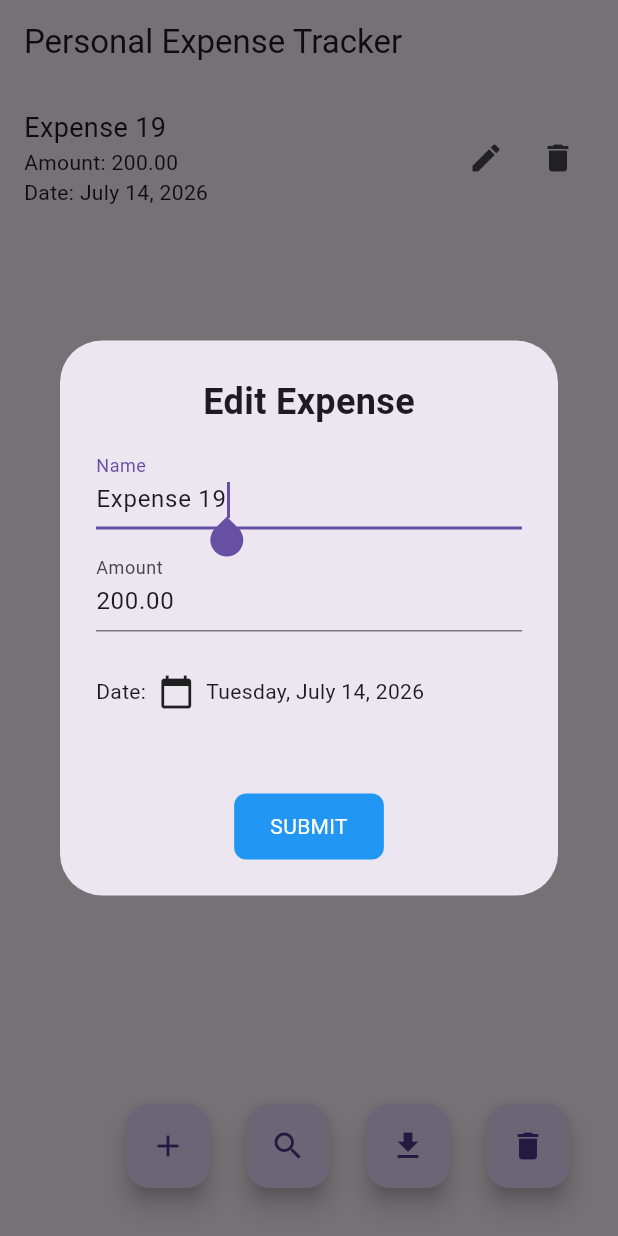
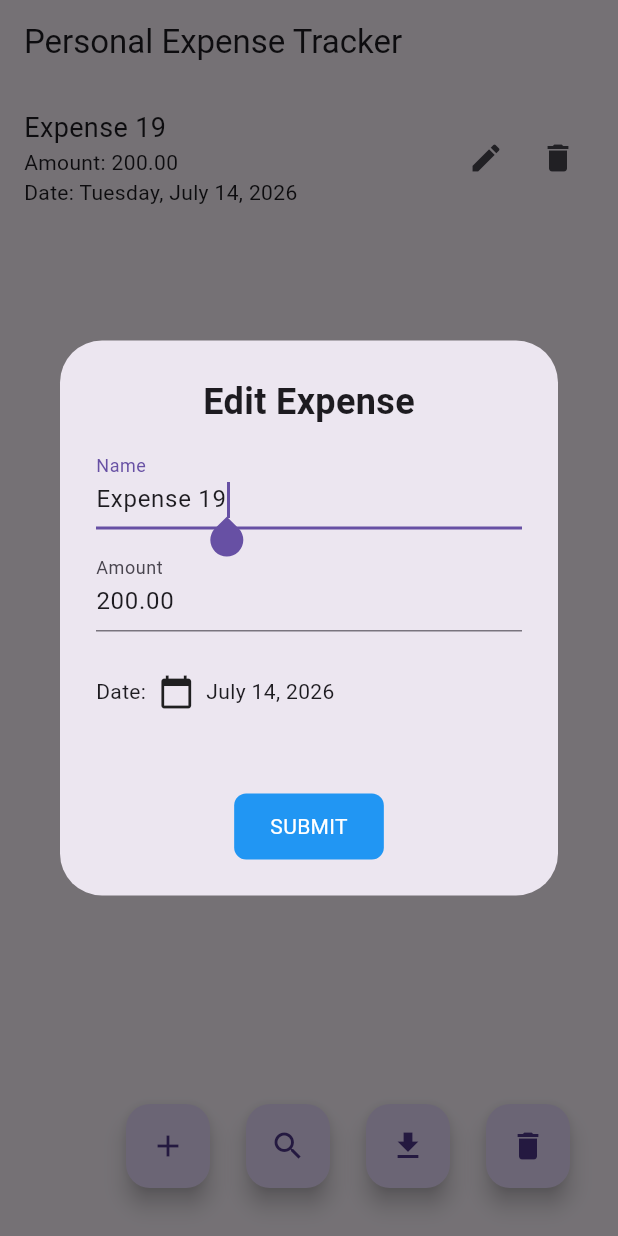
Before and after one commit to saifymatteo/Neurogine-Assessment-Personal-Expense-Tracker, a Flutter app: the screen it shows after launch, after a tap on the "download" icon, after a tap on the "edit" icon, on a phone screen of 412 x 824 dp. Run offline on Flutter 3.47's test engine with Material 3 defaults, Android fonts, the phone set to English and light mode, and no system bars; our stand-ins replace auto_route, clock, freezed_annotation, hive_ce_flutter; accounts and stored records are empty.

```diff
--- /dev/null
+++ b/lib/extensions/date_time.dart
@@ -0,0 +1,6 @@
+import 'package:intl/intl.dart';
+
+extension DateTimeExtension on DateTime {
+  String toDisplayFull() => DateFormat.yMMMMEEEEd().format(this);
+  String toDisplay() => DateFormat.yMMMMd().format(this);
+}
--- /dev/null
+++ b/lib/extensions/extensions.dart
@@ -0,0 +1,2 @@
+export 'date_time.dart';
+export 'integer.dart';
--- /dev/null
+++ b/lib/extensions/integer.dart
@@ -0,0 +1,3 @@
+extension IntegerExtension on int {
+  String toCurrency() => (this / 100).toStringAsFixed(2);
+}
--- a/lib/l10n/neurogine_localizations.dart
+++ b/lib/l10n/neurogine_localizations.dart
@@ -103,6 +103,18 @@ abstract class NeurogineLocalizations {
   /// **'Personal Expense Tracker'**
   String get appTitle;
 
+  /// No description provided for @navigationHome.
+  ///
+  /// In en, this message translates to:
+  /// **'Home'**
+  String get navigationHome;
+
+  /// No description provided for @navigationSummary.
+  ///
+  /// In en, this message translates to:
+  /// **'Summary'**
+  String get navigationSummary;
+
   /// No description provided for @dialogAddNewExpense.
   ///
   /// In en, this message translates to:
@@ -120,6 +132,30 @@ abstract class NeurogineLocalizations {
   /// In en, this message translates to:
   /// **'Search Expenses'**
   String get dialogSearchExpenses;
+
+  /// No description provided for @inputFieldName.
+  ///
+  /// In en, this message translates to:
+  /// **'Name'**
+  String get inputFieldName;
+
+  /// No description provided for @inputFieldAmount.
+  ///
+  /// In en, this message translates to:
+  /// **'Amount'**
+  String get inputFieldAmount;
+
+  /// No description provided for @inputFieldDate.
+  ///
+  /// In en, this message translates to:
+  /// **'Date'**
+  String get inputFieldDate;
+
+  /// No description provided for @inputFieldSearch.
+  ///
+  /// In en, this message translates to:
+  /// **'Search'**
+  String get inputFieldSearch;
 
   /// No description provided for @tooltipAddNewExpense.
   ///
@@ -144,6 +180,30 @@ abstract class NeurogineLocalizations {
   /// In en, this message translates to:
   /// **'Search expenses'**
   String get tooltipSearchExpense;
+
+  /// No description provided for @summaryAmountSpent.
+  ///
+  /// In en, this message translates to:
+  /// **'Amount Spent'**
+  String get summaryAmountSpent;
+
+  /// No description provided for @summaryTotalTransaction.
+  ///
+  /// In en, this message translates to:
+  /// **'Total Transaction'**
+  String get summaryTotalTransaction;
+
+  /// No description provided for @summaryLatestTransaction.
+  ///
+  /// In en, this message translates to:
+  /// **'Latest Transaction'**
+  String get summaryLatestTransaction;
+
+  /// No description provided for @summaryEarliestTransaction.
+  ///
+  /// In en, this message translates to:
+  /// **'Earliest Transaction'**
+  String get summaryEarliestTransaction;
 
   /// No description provided for @buttonSubmit.
   ///
--- a/lib/lib.dart
+++ b/lib/lib.dart
@@ -1,3 +1,4 @@
 export 'ui/ui.dart';
 export 'l10n/l10n.dart';
 export 'models/models.dart';
+export 'extensions/extensions.dart';
--- a/lib/models/expense.dart
+++ b/lib/models/expense.dart
@@ -15,12 +15,8 @@ sealed class NeurogineExpenseModel with _$NeurogineExpenseModel {
     required DateTime date,
   }) = _NeurogineExpenseModel;
 
-  const NeurogineExpenseModel._();
-
   factory NeurogineExpenseModel.fromJson(Map<String, dynamic> json) =>
       _$NeurogineExpenseModelFromJson(json);
-
-  String get amountDisplay => (amount / 100).toStringAsFixed(2);
 }
 
 class NeurogineExpenseModelHiveAdapter
--- a/lib/ui/ft_tracker/pg_list_expense/dg_add_expense/dialog.dart
+++ b/lib/ui/ft_tracker/pg_list_expense/dg_add_expense/dialog.dart
@@ -2,10 +2,9 @@ import 'package:auto_route/auto_route.dart';
 import 'package:clock/clock.dart';
 import 'package:flutter/material.dart';
 import 'package:flutter/services.dart';
-import 'package:intl/intl.dart';
-import 'package:personal_expense_tracker/lib.dart';
 import 'package:provider/provider.dart';
 
+import '../../../../lib.dart';
 import 'repository.dart';
 
 class NeurogineAddExpenseDialog extends StatelessWidget {
@@ -51,7 +50,7 @@ class _Content extends StatelessWidget {
                     controller: repository.nameTextController,
                     focusNode: repository.nameNode,
                     keyboardType: TextInputType.text,
-                    decoration: const InputDecoration(labelText: 'Name'),
+                    decoration: InputDecoration(labelText: l10n.inputFieldName),
                     onChanged: repository.nameOnChanged,
                   ),
                 ),
@@ -64,7 +63,9 @@ class _Content extends StatelessWidget {
                     keyboardType: TextInputType.numberWithOptions(
                       decimal: true,
                     ),
-                    decoration: const InputDecoration(labelText: 'Amount'),
+                    decoration: InputDecoration(
+                      labelText: l10n.inputFieldAmount,
+                    ),
                     inputFormatters: [
                       FilteringTextInputFormatter.allow(
                         RegExp(r'^\d+\.?\d{0,2}'),
@@ -84,14 +85,10 @@ class _Content extends StatelessWidget {
                       child: Row(
                         spacing: 8,
                         children: [
-                          Text('Date:'),
+                          Text('${l10n.inputFieldDate}:'),
                           const Icon(Icons.calendar_today),
                           if (repository.dateTime != null)
-                            Text(
-                              DateFormat.yMMMMEEEEd().format(
-                                repository.dateTime!,
-                              ),
-                            ),
+                            Text(repository.dateTime!.toDisplay()),
                         ],
                       ),
                     ),
--- a/lib/ui/ft_tracker/pg_list_expense/dg_search/dialog.dart
+++ b/lib/ui/ft_tracker/pg_list_expense/dg_search/dialog.dart
@@ -1,8 +1,8 @@
 import 'package:auto_route/auto_route.dart';
 import 'package:flutter/material.dart';
-import 'package:personal_expense_tracker/lib.dart';
 import 'package:provider/provider.dart';
 
+import '../../../../lib.dart';
 import 'repository.dart';
 
 class NeurogineSearchExpenseDialog extends StatelessWidget {
@@ -47,7 +47,9 @@ class _Content extends StatelessWidget {
                     controller: repository.searchTextController,
                     focusNode: repository.searchNode,
                     keyboardType: TextInputType.text,
-                    decoration: const InputDecoration(labelText: 'Search'),
+                    decoration: InputDecoration(
+                      labelText: l10n.inputFieldSearch,
+                    ),
                     onChanged: repository.searchOnChanged,
                     onSubmitted: (value) => _submitExpense(context),
                   ),
--- a/lib/ui/ft_tracker/pg_list_expense/page.dart
+++ b/lib/ui/ft_tracker/pg_list_expense/page.dart
@@ -1,12 +1,11 @@
 import 'package:auto_route/auto_route.dart';
 import 'package:flutter/material.dart';
 import 'package:flutter/scheduler.dart';
-import 'package:intl/intl.dart';
-import 'package:personal_expense_tracker/ui/ft_tracker/pg_list_expense/dg_search/dialog.dart';
 import 'package:provider/provider.dart';
 
 import '../../../lib.dart';
 import 'dg_add_expense/dialog.dart';
+import 'dg_search/dialog.dart';
 import 'repository.dart';
 import 'state.dart';
 
@@ -44,14 +43,14 @@ class _ContentState extends State<_Content> {
   @override
   Widget build(BuildContext context) {
     return Consumer<NeurogineHomeExpenseListRepository>(
-      builder: (context, state, _) {
+      builder: (context, repository, _) {
         return Stack(
           children: [
             Positioned.fill(
-              child: switch (state.state) {
+              child: switch (repository.state) {
                 NeurogineHomeExpenseListStateLoading() => Padding(
                   padding: const EdgeInsets.all(16),
-                  child: CircularProgressIndicator(),
+                  child: Center(child: CircularProgressIndicator()),
                 ),
                 NeurogineHomeExpenseListStateError(:final message) => Padding(
                   padding: const EdgeInsets.all(16),
@@ -101,6 +100,8 @@ class _ExpenseItem extends StatelessWidget {
 
   @override
   Widget build(BuildContext context) {
+    final l10n = context.l10n;
+
     return Row(
       children: [
         Expanded(
@@ -108,8 +109,8 @@ class _ExpenseItem extends StatelessWidget {
             crossAxisAlignment: CrossAxisAlignment.start,
             children: [
               Text(item.name, style: TextStyle(fontSize: 18)),
-              Text('Amount: ${item.amountDisplay}'),
-              Text('Date: ${DateFormat.yMMMMd().format(item.date)}'),
+              Text('${l10n.inputFieldAmount}: ${item.amount.toCurrency()}'),
+              Text('${l10n.inputFieldDate}: ${item.date.toDisplayFull()}'),
             ],
           ),
         ),
--- a/lib/ui/routes/route.dart
+++ b/lib/ui/routes/route.dart
@@ -1,7 +1,10 @@
 import 'package:auto_route/auto_route.dart';
-import 'package:personal_expense_tracker/ui/routes/route.gr.dart';
 
 @AutoRouterConfig(replaceInRouteName: 'Screen|Page|Route,Page')
+import 'route.gr.dart';
+
+export 'route.gr.dart';
+
 class NeurogineRouter extends RootStackRouter {
   @override
   RouteType get defaultRouteType => RouteType.material();
```
Also changed, not shown: lib/l10n/app_neurogine_en.arb (+10 -0 lines), lib/l10n/neurogine_localizations_en.dart (+30 -0 lines), lib/models/expense.freezed.dart.
